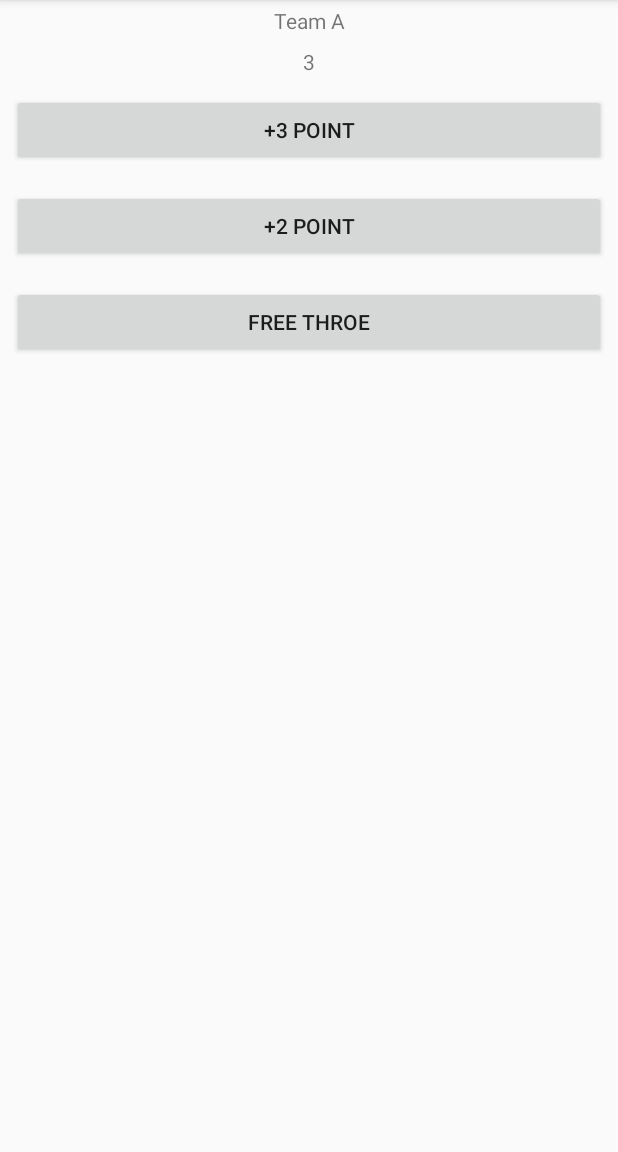
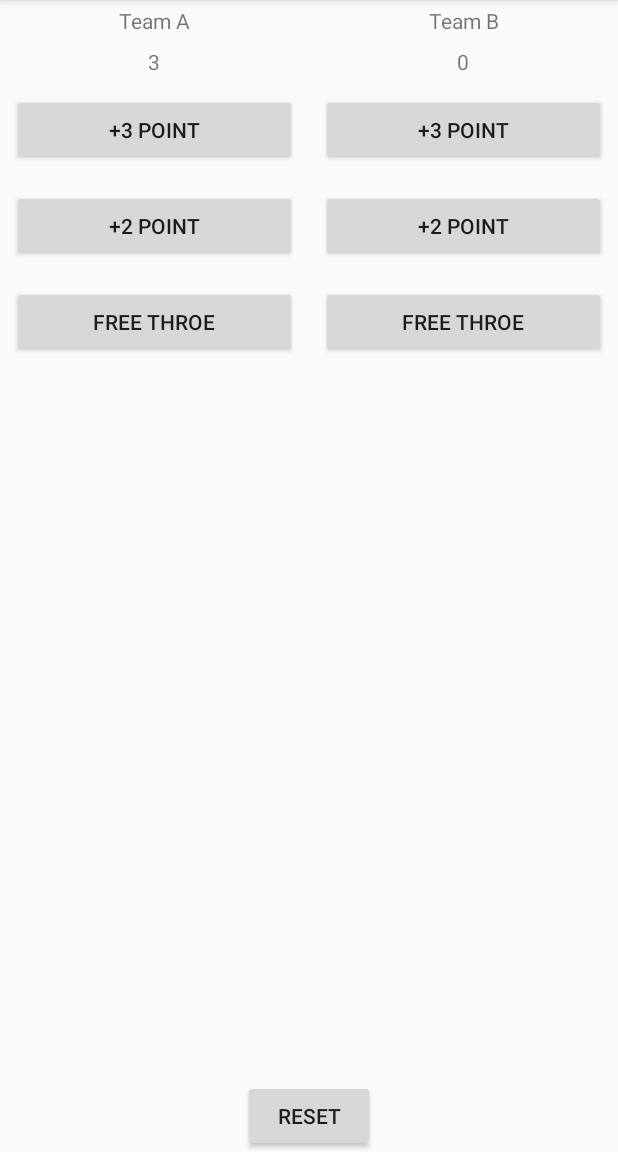
Before and after one commit to yunuswidodo/udacityBasic, an Android app: the screen it shows after launch (MainActivity), after a tap on "+3 POINT", on a phone screen of 412 x 824 dp, the part 84-1236 px from its top. Run offline under Robolectric (Android 15) with nearby library versions, the phone set to English and light mode, and no system bars.

Commit message:
two commit

```diff
--- a/CountConter/app/src/main/java/e/yunus/countconter/MainActivity.java
+++ b/CountConter/app/src/main/java/e/yunus/countconter/MainActivity.java
@@ -8,28 +8,75 @@ import android.widget.TextView;
 
 public class MainActivity extends AppCompatActivity {
 
+    int scoreTeamA = 0;
+    int scoreTeamB = 0;
     @Override
     protected void onCreate(Bundle savedInstanceState) {
         super.onCreate(savedInstanceState);
         setContentView(R.layout.activity_main);
-        displayForTeam(8);
+
     }
 
-    public void displayForTeam(int score){
+
+    public void addThreeForTeamA(View view) {
+        scoreTeamA = scoreTeamA + 3;
+        displayForTeamA(scoreTeamA);
+    }
+
+    public void addTwoForTeamA(View view) {
+        scoreTeamA = scoreTeamA + 2;
+        displayForTeamA(scoreTeamA);
+    }
+
+    public void addOneForTeamA(View view) {
+        scoreTeamA = scoreTeamA + 1;
+        displayForTeamA(scoreTeamA);
+
+    }
+
+    //team b
+    public void addThreeForTeamB(View view) {
+        scoreTeamB = scoreTeamB + 3;
+        displayForTeamB(scoreTeamB);
+    }
+
+    public void addTwoForTeamB(View view) {
+        scoreTeamB = scoreTeamB + 2;
+        displayForTeamB(scoreTeamB);
+    }
+
+    public void addOneForTeamB(View view) {
+        scoreTeamB = scoreTeamB + 1;
+        displayForTeamB(scoreTeamB);
+
+    }
+
+    public void resetScore(View view){
+        //cara sendiri
+//        scoreTeamA = scoreTeamA * 0;
+//        displayForTeamA(scoreTeamA);
+//
+//        scoreTeamB = scoreTeamB * 0;
+//        displayForTeamB(scoreTeamB);
+
+        //cara udacity
+        scoreTeamA = 0;
+        scoreTeamB = 0;
+        displayForTeamA(scoreTeamA);
+        displayForTeamB(scoreTeamB);
+    }
+
+    public void displayForTeamA(int score){
         TextView scoreView = findViewById(R.id.team_a_score);
         //value of mengembalikan object integer yang memegang nilai primitif tertentu
         scoreView.setText(String.valueOf(score));
     }
 
-    public void addThreeForTeamA(View view) {
-        displayForTeam(3);
+    public void displayForTeamB(int score){
+        TextView scoreView = findViewById(R.id.team_b_score);
+        //value of mengembalikan object integer yang memegang nilai primitif tertentu
+        scoreView.setText(String.valueOf(score));
     }
 
-    public void addTwoForTeamA(View view) {
-        displayForTeam(3);
-    }
 
-    public void addOneForTeamA(View view) {
-        displayForTeam(3);
-    }
 }
--- a/CountConter/app/src/main/res/layout/activity_main.xml
+++ b/CountConter/app/src/main/res/layout/activity_main.xml
@@ -1,45 +1,113 @@
 <?xml version="1.0" encoding="utf-8"?>
-<LinearLayout xmlns:android="http://schemas.android.com/apk/res/android"
+<RelativeLayout xmlns:android="http://schemas.android.com/apk/res/android"
     xmlns:app="http://schemas.android.com/apk/res-auto"
     xmlns:tools="http://schemas.android.com/tools"
     android:layout_width="match_parent"
+    android:layout_height="match_parent">
+
+    <LinearLayout
+        android:layout_width="match_parent"
         android:layout_height="match_parent"
-    tools:context=".MainActivity"
-    android:orientation="vertical">
+        android:orientation="horizontal">
+
+        <LinearLayout
+            android:layout_width="0dp"
+            android:layout_height="match_parent"
+            android:layout_weight="1"
+            android:orientation="vertical"
+            tools:context=".MainActivity">
 
             <TextView
                 android:layout_width="match_parent"
                 android:layout_height="wrap_content"
-       android:text="Team A"
+                android:gravity="center_horizontal"
                 android:padding="4dp"
-       android:gravity="center_horizontal"/>
+                android:text="Team A" />
+
             <TextView
                 android:id="@+id/team_a_score"
                 android:layout_width="match_parent"
                 android:layout_height="wrap_content"
-        android:text="0"
+                android:gravity="center_horizontal"
                 android:padding="4dp"
-        android:gravity="center_horizontal"/>
+                android:text="0" />
 
             <Button
                 android:layout_width="match_parent"
                 android:layout_height="wrap_content"
-        android:text="+3 POINT"
                 android:layout_margin="8dp"
-        android:onClick="addThreeForTeamA"/>
+                android:onClick="addThreeForTeamA"
+                android:text="+3 POINT" />
 
             <Button
                 android:layout_width="match_parent"
                 android:layout_height="wrap_content"
-        android:text="+2 POINT"
                 android:layout_margin="8dp"
-        android:onClick="addTwoForTeamA"/>
+                android:onClick="addTwoForTeamA"
+                android:text="+2 POINT" />
 
             <Button
                 android:layout_width="match_parent"
                 android:layout_height="wrap_content"
-        android:text="FREE THROE"
                 android:layout_margin="8dp"
-        android:onClick="addOneForTeamA"/>
+                android:onClick="addOneForTeamA"
+                android:text="FREE THROE" />
 
         </LinearLayout>
+
+        <!--    team b-->
+        <LinearLayout
+            android:layout_width="0dp"
+            android:layout_height="match_parent"
+            android:layout_weight="1"
+            android:orientation="vertical"
+            tools:context=".MainActivity">
+
+            <TextView
+                android:layout_width="match_parent"
+                android:layout_height="wrap_content"
+                android:gravity="center_horizontal"
+                android:padding="4dp"
+                android:text="Team B" />
+
+            <TextView
+                android:id="@+id/team_b_score"
+                android:layout_width="match_parent"
+                android:layout_height="wrap_content"
+                android:gravity="center_horizontal"
+                android:padding="4dp"
+                android:text="0" />
+
+            <Button
+                android:layout_width="match_parent"
+                android:layout_height="wrap_content"
+                android:layout_margin="8dp"
+                android:onClick="addThreeForTeamB"
+                android:text="+3 POINT" />
+
+            <Button
+                android:layout_width="match_parent"
+                android:layout_height="wrap_content"
+                android:layout_margin="8dp"
+                android:onClick="addTwoForTeamB"
+                android:text="+2 POINT" />
+
+            <Button
+                android:layout_width="match_parent"
+                android:layout_height="wrap_content"
+                android:layout_margin="8dp"
+                android:onClick="addOneForTeamB"
+                android:text="FREE THROE" />
+
+        </LinearLayout>
+
+    </LinearLayout>
+
+    <Button
+        android:layout_width="wrap_content"
+        android:layout_height="wrap_content"
+        android:layout_alignParentBottom="true"
+        android:layout_centerHorizontal="true"
+        android:text="RESET"
+        android:onClick="resetScore"/>
+</RelativeLayout>
--- a/basic/app/src/main/java/e/yunus/basicjava/MainActivity.java
+++ b/basic/app/src/main/java/e/yunus/basicjava/MainActivity.java
@@ -22,22 +22,30 @@ public class MainActivity extends AppCompatActivity {
     public void increment(View view){
 
         quantity = quantity + 1;
-        display(quantity);
+        displayQuatity(quantity);
     }
      public void decrement(View view){
         quantity = quantity - 1;
-        display(quantity);
+        displayQuatity(quantity);
      }
 
     public void submitOrder(View view) {
-        int price = quantity * 5;
+        int price = calculationPrice();
         String princeMessage = "Total $ "  + price;
         princeMessage =  princeMessage + "\nthank you!" ;
         displayPrice(quantity * 5);
         displayMessage(princeMessage);
+
+
     }
 
-    private void display(int number) {
+    private int calculationPrice() {
+        int price = quantity * 5;
+        return price;
+    }
+
+
+    private void displayQuatity(int number) {
         TextView quantityTextView = findViewById(R.id.quantity_text_view);
         quantityTextView.setText("" + number);
     }
```
Lines whose indentation alone changed are shown as unchanged.
